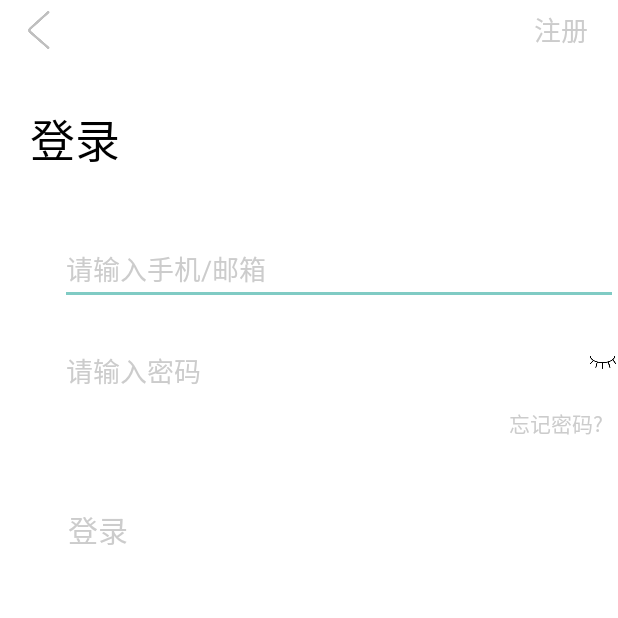
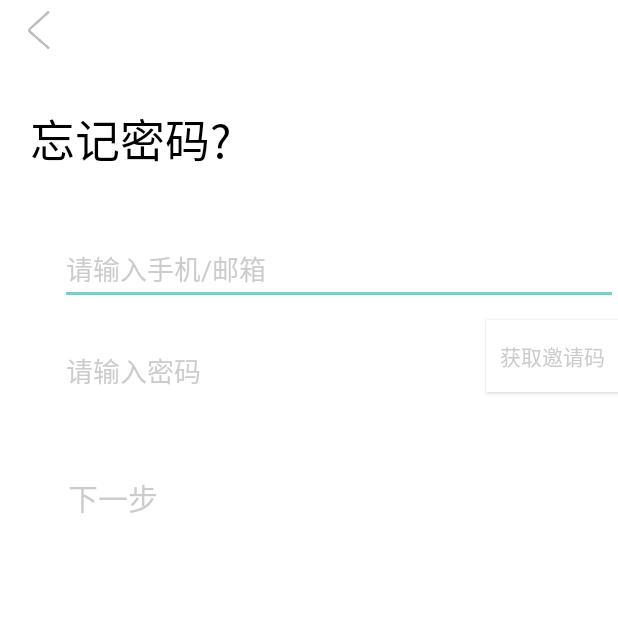
Before and after one commit to anddl9395/PearVideo, an Android app: the screen it shows after launch (LoginActivity before the commit, ForgetPwdActivity after it), after a tap on "忘记密码?", on a phone screen of 412 x 824 dp, the top half of it. Run offline under Robolectric (Android 15) with nearby library versions, the light colour scheme and no system bars; our stand-ins replace CircleImageView.

```diff
--- a/app/src/main/AndroidManifest.xml
+++ b/app/src/main/AndroidManifest.xml
@@ -19,7 +19,11 @@
         <activity android:name=".activity.InterestActivity" />
         <activity android:name=".activity.StartActivity" />
         <!-- <activity android:name=".activity.LoginActivity"/> -->
-        <activity android:name=".activity.SubscriptionActivity"></activity>
+        <activity android:name=".activity.SubscriptionActivity" />
+        <activity android:name=".activity.RegisterActivity" />
+        <activity android:name=".activity.ChangePwdActivity" />
+        <activity android:name=".activity.ForgetPwdActivity" />
+        <activity android:name=".activity.BrowsingHistoryActivity"></activity>
     </application>
 
 </manifest>
--- /dev/null
+++ b/app/src/main/java/com/qf/pearvideo/activity/ForgetPwdActivity.java
@@ -0,0 +1,62 @@
+package com.qf.pearvideo.activity;
+
+import android.os.Bundle;
+import android.support.v7.app.AppCompatActivity;
+import android.view.View;
+import android.widget.Button;
+import android.widget.EditText;
+import android.widget.ImageView;
+import android.widget.TextView;
+
+import com.qf.pearvideo.R;
+
+public class ForgetPwdActivity extends AppCompatActivity implements View.OnClickListener{
+    ImageView forgetPasswordBackwards;//忘记密码页面的返回
+    EditText forgetPasswordEnterMessage;//输入手机或邮箱
+    EditText forgetPasswordEnterPassword;//输入密码
+    Button forgetPasswordGetInvitationCode;//获取邀请码
+    TextView forgetPasswordNextStep;//下一步
+    @Override
+    protected void onCreate(Bundle savedInstanceState) {
+        super.onCreate(savedInstanceState);
+        setContentView(R.layout.activity_forget_pwd);
+        init();
+    }
+    /**
+     * 初始化
+     */
+    private void init() {
+        findView();
+        setOnListener();
+    }
+    //设置监听
+    private void setOnListener() {
+        forgetPasswordBackwards.setOnClickListener(this);
+        forgetPasswordGetInvitationCode.setOnClickListener(this);
+        forgetPasswordNextStep.setOnClickListener(this);
+    }
+
+    private void findView() {
+        forgetPasswordBackwards = (ImageView) findViewById(R.id.forgetPasswordBackwards);
+        forgetPasswordEnterMessage = (EditText) findViewById(R.id.forgetPasswordEnterMessage);
+        forgetPasswordEnterPassword = (EditText) findViewById(R.id.forgetPasswordEnterPassword);
+        forgetPasswordNextStep = (TextView) findViewById(R.id.forgetPasswordNextStep);
+        forgetPasswordGetInvitationCode = (Button) findViewById(R.id.forgetPasswordGetInvitationCode);
+    }
+
+
+
+    //点击事件的处理
+    @Override
+    public void onClick(View v) {
+        switch (v.getId()){
+            case R.id.forgetPasswordBackwards://返回上一界面
+                finish();
+                break;
+            case R.id.forgetPasswordGetInvitationCode://获取邀请码
+                break;
+            case R.id.forgetPasswordNextStep://下一步
+                break;
+        }
+    }
+}
--- a/app/src/main/java/com/qf/pearvideo/activity/LoginActivity.java
+++ b/app/src/main/java/com/qf/pearvideo/activity/LoginActivity.java
@@ -64,6 +64,7 @@ public class LoginActivity extends AppCompatActivity implements View.OnClickList
                 SwitchPicture();
                 break;
             case R.id.forgetPassword://点击跳到忘记密码页面
+                startActivity(new Intent(this,ForgetPwdActivity.class));
                 break;
             case R.id.loginLogin://登录
                 break;
--- /dev/null
+++ b/app/src/main/res/layout/activity_forget_pwd.xml
@@ -0,0 +1,77 @@
+<?xml version="1.0" encoding="utf-8"?>
+<LinearLayout xmlns:android="http://schemas.android.com/apk/res/android"
+    xmlns:tools="http://schemas.android.com/tools"
+    android:id="@+id/activity_login"
+    android:layout_width="match_parent"
+    android:layout_height="match_parent"
+    android:orientation="vertical"
+    android:background="#fff"
+    >
+    <RelativeLayout
+        android:layout_width="match_parent"
+        android:layout_height="wrap_content"
+        >
+        <ImageView
+            android:id="@+id/forgetPasswordBackwards"
+            android:layout_width="40dp"
+            android:layout_height="40dp"
+            android:layout_marginLeft="5dp"
+            android:src="@drawable/icon_back"/>
+
+    </RelativeLayout>
+    <TextView
+        android:layout_width="match_parent"
+        android:layout_height="wrap_content"
+        android:layout_marginTop="30dp"
+        android:layout_marginLeft="20dp"
+        android:textColor="@color/colorBlack"
+        android:textSize="30dp"
+        android:text="@string/app_login_forgetpassword"/>
+
+    <EditText
+        android:id="@+id/forgetPasswordEnterMessage"
+        android:layout_width="match_parent"
+        android:layout_height="wrap_content"
+        android:layout_marginTop="40dp"
+        android:layout_marginLeft="40dp"
+        android:hint="@string/app_login_phoneoremail"
+        android:textColorHint="#ccc"
+        android:textColor="@color/colorBlack"
+        />
+    <RelativeLayout
+        android:layout_width="match_parent"
+        android:layout_height="wrap_content">
+        <EditText
+            android:id="@+id/forgetPasswordEnterPassword"
+            android:layout_width="match_parent"
+            android:layout_height="wrap_content"
+            android:layout_marginTop="20dp"
+            android:layout_marginLeft="40dp"
+            android:hint="@string/app_login_password"
+            android:inputType="textPassword"
+            android:textColorHint="#ccc"
+            android:textColor="@color/colorBlack"
+            />
+        <Button
+            android:id="@+id/forgetPasswordGetInvitationCode"
+            android:layout_width="wrap_content"
+            android:layout_height="wrap_content"
+            android:layout_centerInParent="true"
+            android:layout_alignParentRight="true"
+            android:textColor="#ccc"
+            android:background="@color/colorWhite"
+            android:text="@string/app_register_invitation"/>
+    </RelativeLayout>
+
+    <TextView
+        android:id="@+id/forgetPasswordNextStep"
+        android:layout_width="wrap_content"
+        android:layout_height="wrap_content"
+        android:layout_margin="45dp"
+        android:text="@string/app_register_nextStep"
+        android:textSize="20dp"
+        android:textColor="#ccc"/>
+
+
+
+</LinearLayout>
--- a/app/src/main/res/values/strings.xml
+++ b/app/src/main/res/values/strings.xml
@@ -26,5 +26,8 @@
     <string name="app_action_right">偏好选择</string>
     <string name="index_sort">分类排序</string>
     <string name="index_other_new">最新</string>
+    <string name="app_register_invitation">获取邀请码</string>
+    <string name="app_register_nextStep">下一步</string>
+
 
 </resources>
```
Also changed, not shown: app/src/main/java/com/qf/pearvideo/activity/BrowsingHistoryActivity.java (added, +49 -0 lines), app/src/main/java/com/qf/pearvideo/activity/ChangePwdActivity.java (added, +87 -0 lines), app/src/main/res/layout/activity_browsing_history.xml (added, +39 -0 lines), app/src/main/res/layout/activity_change_pwd.xml (added, +99 -0 lines).
